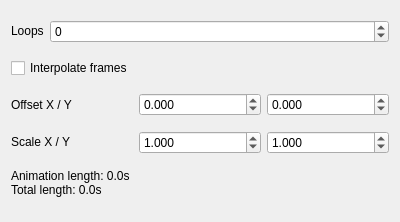
Old version of the form gui-tool/ui/actiontab_general.ui in the repository headshot2017/smbzg-charloader.
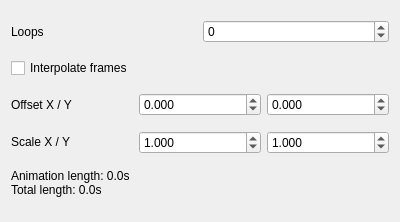
New version of the form.

Diff of the .ui file:
```diff
--- a/gui-tool/ui/actiontab_general.ui
+++ b/gui-tool/ui/actiontab_general.ui
@@ -18,12 +18,6 @@
     <layout class="QHBoxLayout" name="horizontalLayout">
      <item>
       <widget class="QLabel" name="label">
-       <property name="sizePolicy">
-        <sizepolicy hsizetype="Fixed" vsizetype="Fixed">
-         <horstretch>0</horstretch>
-         <verstretch>0</verstretch>
-        </sizepolicy>
-       </property>
        <property name="minimumSize">
         <size>
          <width>0</width>
```
